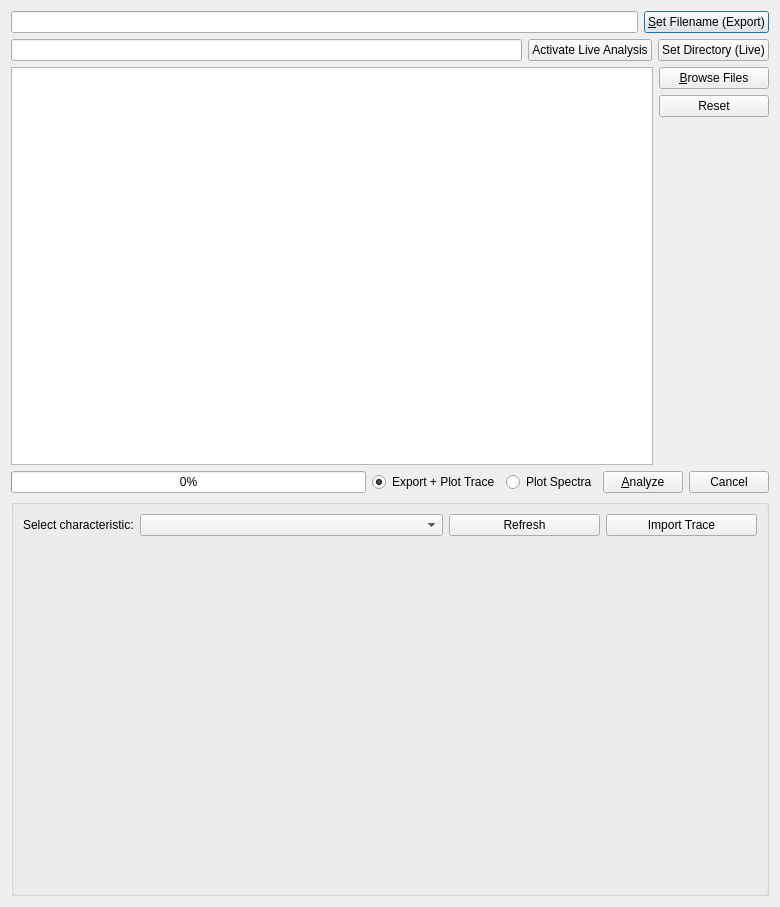
Above: ui/batch_dialog.ui from knipe1/oes-spa before the change. Below: the same form after it.
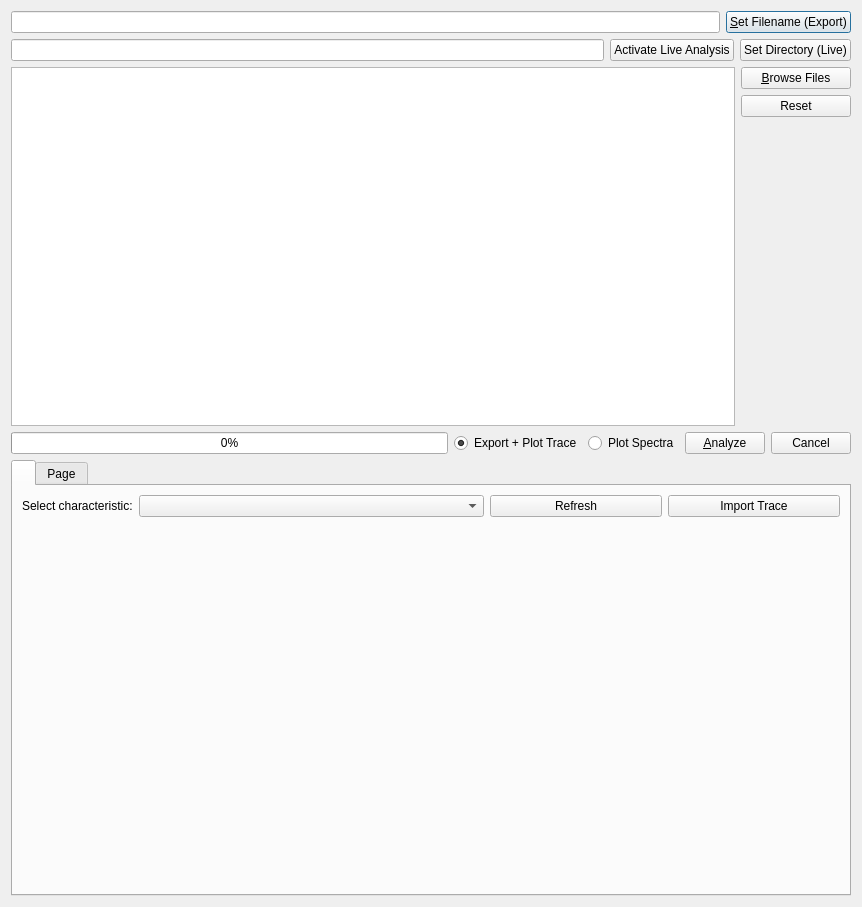
That is the form after the change. Icons and pictures are not drawn. Custom widgets are drawn as their Qt base class.

Diff of the .ui file:
```diff
--- a/ui/batch_dialog.ui
+++ b/ui/batch_dialog.ui
@@ -9,7 +9,7 @@
    <rect>
     <x>0</x>
     <y>0</y>
-    <width>780</width>
+    <width>862</width>
     <height>907</height>
    </rect>
   </property>
@@ -233,7 +233,7 @@
     </layout>
    </item>
    <item>
-    <widget class="QGroupBox" name="boxTrace">
+    <widget class="QTabWidget" name="boxTrace">
      <property name="sizePolicy">
       <sizepolicy hsizetype="Expanding" vsizetype="Expanding">
        <horstretch>0</horstretch>
@@ -246,6 +246,13 @@
        <height>330</height>
       </size>
      </property>
+     <property name="currentIndex">
+      <number>0</number>
+     </property>
+     <widget class="QWidget" name="boxTracePage1" native="true">
+      <attribute name="title">
+       <string/>
+      </attribute>
      <layout class="QGridLayout" name="gridLayout_2">
       <item row="0" column="0">
        <widget class="QLabel" name="label">
@@ -283,7 +290,7 @@
          <bool>true</bool>
         </property>
         <property name="sizePolicy">
-         <sizepolicy hsizetype="MinimumExpanding" vsizetype="MinimumExpanding">
+          <sizepolicy hsizetype="MinimumExpanding" vsizetype="Expanding">
           <horstretch>0</horstretch>
           <verstretch>0</verstretch>
          </sizepolicy>
@@ -291,7 +298,7 @@
         <property name="minimumSize">
          <size>
           <width>280</width>
-          <height>340</height>
+           <height>360</height>
          </size>
         </property>
         <property name="maximumSize">
@@ -325,6 +332,12 @@
        </widget>
       </item>
      </layout>
+     </widget>
+     <widget class="QWidget" name="tab">
+      <attribute name="title">
+       <string>Page</string>
+      </attribute>
+     </widget>
     </widget>
    </item>
   </layout>
```
Lines whose indentation alone changed are shown as unchanged.
